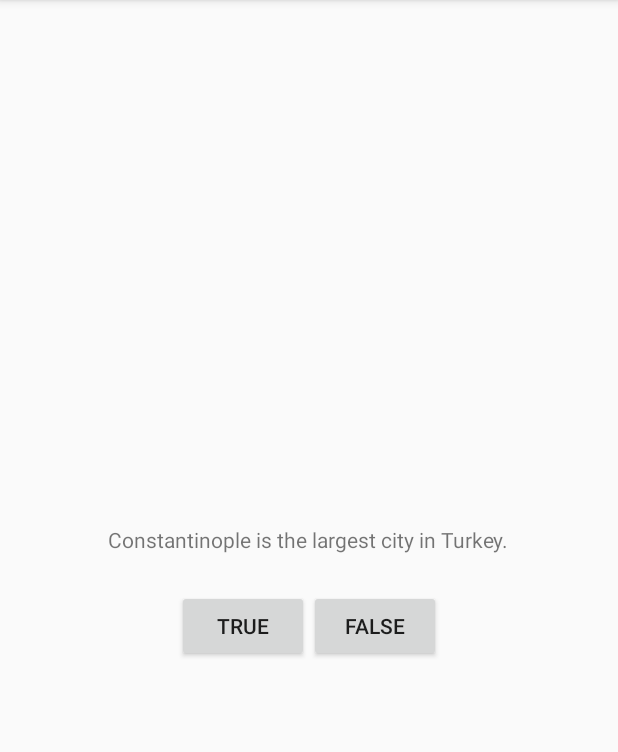
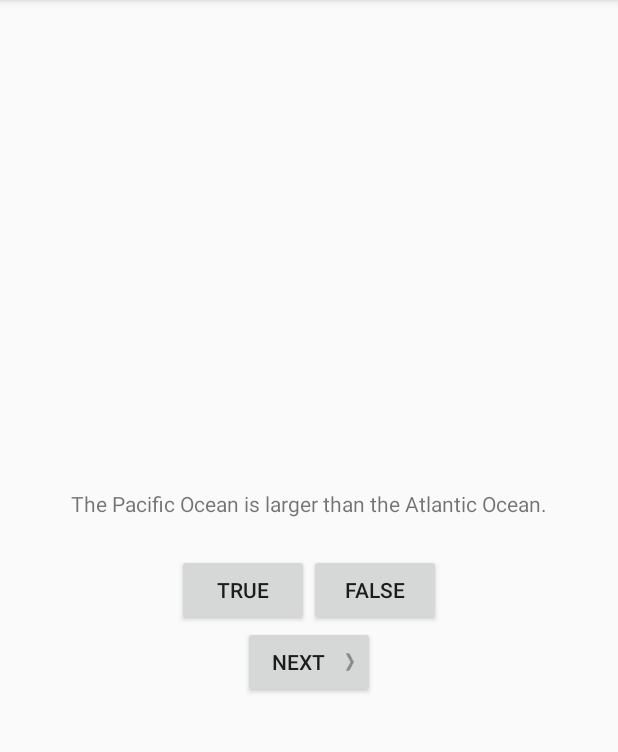
Before and after one commit to kniost/Android-Programming-Big-Nerd-Ranch-Guide-2nd, an Android app: the screen it shows after launch (QuizActivity), after a tap on "TRUE", on a phone screen of 412 x 824 dp, the part 84-836 px from its top. Run offline under Robolectric (Android 15) with nearby library versions, the phone set to English and light mode, and no system bars.

Commit message:
Complete chapter 2 witout challenges，完成第二章,未完成挑战

```diff
--- /dev/null
+++ b/GeoQuiz/app/src/main/java/com/kniost/geoquiz/Question.java
@@ -0,0 +1,28 @@
+package com.kniost.geoquiz;
+
+public class Question {
+
+    private int mTextResId;
+    private boolean mAnswerTrue;
+
+    public Question(int textResId, boolean answerTrue) {
+        mTextResId = textResId;
+        mAnswerTrue = answerTrue;
+    }
+
+    public int getTextResId() {
+        return mTextResId;
+    }
+
+    public void setTextResId(int textResId) {
+        mTextResId = textResId;
+    }
+
+    public boolean isAnswerTrue() {
+        return mAnswerTrue;
+    }
+
+    public void setAnswerTrue(boolean answerTrue) {
+        mAnswerTrue = answerTrue;
+    }
+}
--- a/GeoQuiz/app/src/main/java/com/kniost/geoquiz/QuizActivity.java
+++ b/GeoQuiz/app/src/main/java/com/kniost/geoquiz/QuizActivity.java
@@ -4,6 +4,7 @@ import android.support.v7.app.AppCompatActivity;
 import android.os.Bundle;
 import android.view.View;
 import android.widget.Button;
+import android.widget.TextView;
 import android.widget.Toast;
 
 public class QuizActivity extends AppCompatActivity {
@@ -12,18 +13,51 @@ public class QuizActivity extends AppCompatActivity {
     //然后在 Acitvity 被创建,并在 OnCreate() 函数中关联起来
     private Button mTrueButton;
     private Button mFalseButton;
+    private Button mNextButton;
+    private TextView mQuestionTextView;
+
+    private Question[] mQuestionBank = new Question[]{
+            new Question(R.string.question_oceans, true),
+            new Question(R.string.question_mideast, false),
+            new Question(R.string.question_africa, false),
+            new Question(R.string.question_americas, true),
+            new Question(R.string.question_asia, true),
+    };
+
+    private int mCurrentIndex = 0;
+
+    private void updateQuestion() {
+        int question = mQuestionBank[mCurrentIndex].getTextResId();
+        mQuestionTextView.setText(question);
+    }
+
+    private void checkAnswer(boolean userPressedTrue) {
+        boolean answerIsTrue = mQuestionBank[mCurrentIndex].isAnswerTrue();
+
+        int messageResId = 0;
+
+        if (userPressedTrue == answerIsTrue) {
+            messageResId = R.string.correct_toast;
+        } else {
+            messageResId = R.string.incorrect_toast;
+        }
+
+        Toast.makeText(QuizActivity.this, messageResId, Toast.LENGTH_SHORT).show();
+    }
 
     @Override
     protected void onCreate(Bundle savedInstanceState) {
         super.onCreate(savedInstanceState);
         setContentView(R.layout.activity_quiz);
 
+        mQuestionTextView = (TextView) findViewById(R.id.question_text_view);
+
         mTrueButton = (Button) findViewById(R.id.true_button);
         //本书均使用匿名内部类的方法实现监听器
         mTrueButton.setOnClickListener(new View.OnClickListener() {
             @Override
             public void onClick(View v) {
-                 Toast.makeText(QuizActivity.this, R.string.incorrect_toast, Toast.LENGTH_SHORT).show();
+                checkAnswer(true);
             }
         });
 
@@ -31,8 +65,19 @@ public class QuizActivity extends AppCompatActivity {
         mFalseButton.setOnClickListener(new View.OnClickListener() {
             @Override
             public void onClick(View v) {
-                 Toast.makeText(QuizActivity.this, R.string.correct_toast, Toast.LENGTH_SHORT).show();
+                checkAnswer(false);
             }
         });
+
+        mNextButton = (Button) findViewById(R.id.next_button);
+        mNextButton.setOnClickListener(new View.OnClickListener() {
+            @Override
+            public void onClick(View v) {
+                mCurrentIndex = (mCurrentIndex + 1) % mQuestionBank.length;
+                updateQuestion();
+            }
+        });
+
+        updateQuestion();
     }
 }
--- a/GeoQuiz/app/src/main/res/layout/activity_quiz.xml
+++ b/GeoQuiz/app/src/main/res/layout/activity_quiz.xml
@@ -12,7 +12,6 @@
         android:layout_width="wrap_content"
         android:layout_height="wrap_content"
         android:padding="24dp"
-        android:text="@string/question_text"
         />
 
     <LinearLayout
@@ -33,4 +32,13 @@
             android:text="@string/false_button"/>
     </LinearLayout>
 
+    <Button
+        android:id="@+id/next_button"
+        android:layout_width="wrap_content"
+        android:layout_height="wrap_content"
+        android:text="@string/next_button"
+        android:drawableRight="@drawable/arrow_right"
+        android:drawablePadding="4dp"
+        />
+
 </LinearLayout>
--- a/GeoQuiz/app/src/main/res/values/strings.xml
+++ b/GeoQuiz/app/src/main/res/values/strings.xml
@@ -1,11 +1,15 @@
 <resources>
     <string name="app_name">GeoQuiz</string>
 
-    <string name="question_text">
-        Constantinople is the largest city in Turkey.
-    </string>
     <string name="true_button">TRUE</string>
     <string name="false_button">False</string>
+    <string name="next_button">NEXT</string>
     <string name="correct_toast">Correct!</string>
     <string name="incorrect_toast">Incorrect!</string>
+
+    <string name="question_oceans">The Pacific Ocean is larger than the Atlantic Ocean.</string>
+    <string name="question_mideast">The Suez Canal connects the Red Sea and the Indian Ocean.</string>
+    <string name="question_africa">The source of the Nile River is in Egypt.</string>
+    <string name="question_americas">The Amazon River is the longest river in the Americas</string>
+    <string name="question_asia">Lake Baikal is the world\'s oldest and deepest freshwater lake.</string>
 </resources>
```
Also changed, not shown: GeoQuiz/app/src/main/res/drawable-hdpi/arrow_left.png (added), GeoQuiz/app/src/main/res/drawable-hdpi/arrow_right.png (added), GeoQuiz/app/src/main/res/drawable-mdpi/arrow_left.png (added), GeoQuiz/app/src/main/res/drawable-mdpi/arrow_right.png (added), GeoQuiz/app/src/main/res/drawable-xhdpi/arrow_left.png (added), GeoQuiz/app/src/main/res/drawable-xhdpi/arrow_right.png (added), GeoQuiz/app/src/main/res/drawable-xxhdpi/arrow_left.png (added), GeoQuiz/app/src/main/res/drawable-xxhdpi/arrow_right.png (added).
